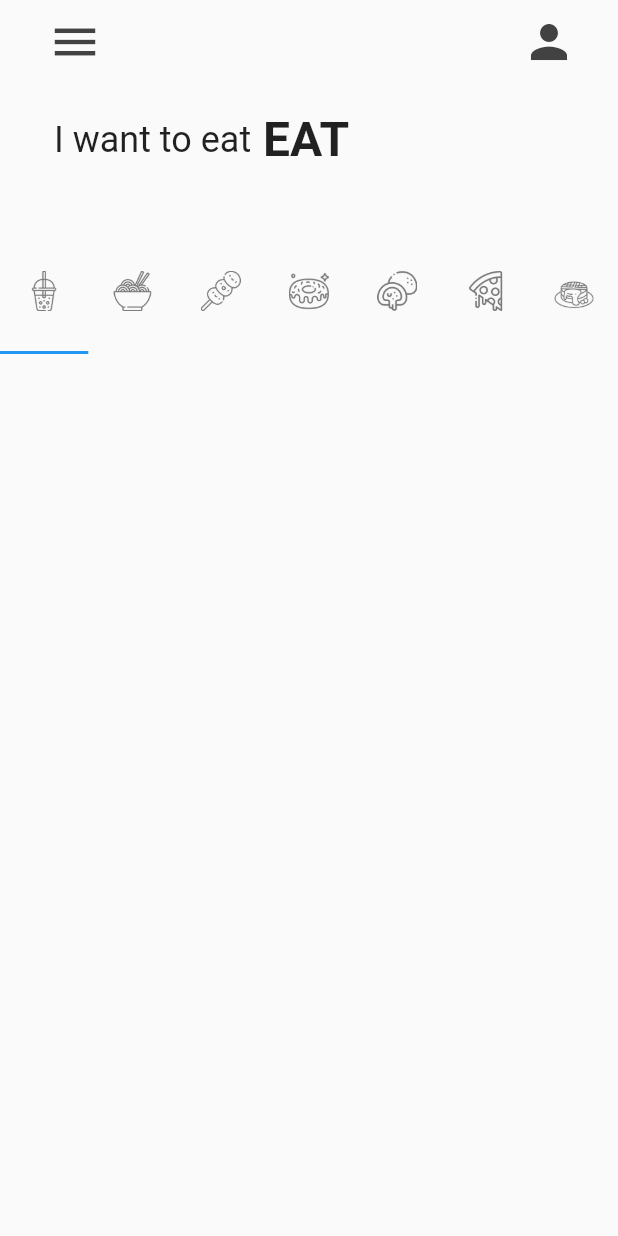
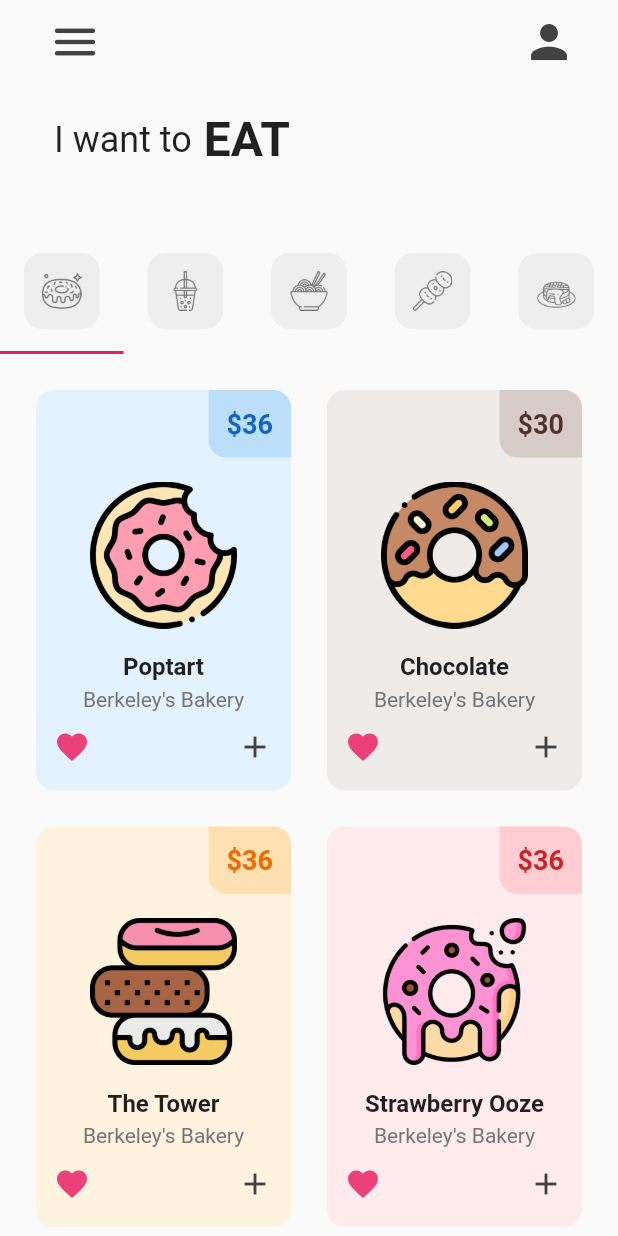
Before and after one commit to BerkBork/donut, a Flutter app: the screen it shows after launch, on a phone screen of 412 x 824 dp. Run offline on Flutter 3.47's test engine with Material 2 defaults, Android fonts, the phone set to English and light mode, and no system bars.

Commit message:
finished donut app UI, cleaned up some tabs

```diff
--- a/lib/main.dart
+++ b/lib/main.dart
@@ -12,9 +12,10 @@ class MyApp extends StatelessWidget {
   // This widget is the root of your application.
   @override
   Widget build(BuildContext context) {
-    return const MaterialApp(
+    return MaterialApp(
       debugShowCheckedModeBanner: false,
-      home: HomePage(),
+      home: const HomePage(),
+      theme: ThemeData(primarySwatch: Colors.pink),
     );
   }
 }
--- a/lib/pages/home_page.dart
+++ b/lib/pages/home_page.dart
@@ -1,5 +1,10 @@
 import 'package:flutter/material.dart';
 
+import '../tab/bubble_tea_tab.dart';
+import '../tab/dango_tab.dart';
+import '../tab/donut_tab.dart';
+import '../tab/noodles_tab.dart';
+import '../tab/waffle_tab.dart';
 import '../util/my_tab.dart';
 
 class HomePage extends StatefulWidget {
@@ -12,6 +17,11 @@ class HomePage extends StatefulWidget {
 class _HomePageState extends State<HomePage> {
   // my list of tabs
   List<Widget> myTabs = const [
+    //donut tab
+    MyTab(
+      iconPath: 'lib/icons/donut.png',
+    ),
+
     //bubble tea tab
     MyTab(
       iconPath: 'lib/icons/bubble-tea.png',
@@ -27,31 +37,11 @@ class _HomePageState extends State<HomePage> {
       iconPath: 'lib/icons/dango.png',
     ),
 
-    //donut tab
-    MyTab(
-      iconPath: 'lib/icons/donut.png',
-    ),
-
-    //mochi tab
-    MyTab(
-      iconPath: 'lib/icons/mochi.png',
-    ),
-
-    //pizza tab
-    MyTab(
-      iconPath: 'lib/icons/pizza-slice.png',
-    ),
-
     //waffle tab
     MyTab(
       iconPath: 'lib/icons/waffle.png',
     ),
-
-
-
   ];
-
-
 
   @override
   Widget build(BuildContext context) {
@@ -65,7 +55,7 @@ class _HomePageState extends State<HomePage> {
             padding: const EdgeInsets.only(left: 24.0),
             child: IconButton(
               icon: Icon(
-                Icons.menu,
+                Icons.menu_rounded,
                 color: Colors.grey[800],
                 size: 36,
               ),
@@ -94,11 +84,12 @@ class _HomePageState extends State<HomePage> {
           children: [
             // I want to eat
             Padding(
-              padding: const EdgeInsets.symmetric(horizontal: 36.0, vertical: 18.0),
+              padding:
+                  const EdgeInsets.symmetric(horizontal: 36.0, vertical: 18.0),
               child: Row(
                 children: const [
                   Text(
-                    'I want to eat',
+                    'I want to',
                     style: TextStyle(fontSize: 24),
                   ),
                   Text(
@@ -115,9 +106,29 @@ class _HomePageState extends State<HomePage> {
             const SizedBox(height: 24),
 
             // tab bar
-            TabBar(tabs: myTabs)
+            TabBar(tabs: myTabs),
 
             // tab bar view
+            Expanded(
+              child: TabBarView(
+                children: [
+                  // donut page
+                  DonutTab(),
+
+                  // bubble tea page
+                  BubbleTeaTab(),
+
+                  // noodles page
+                  NoodlesTab(),
+
+                  // dango page
+                  DangoTab(),
+
+                  // waffle page
+                  WaffleTab(),
+                ],
+              ),
+            ),
           ],
         ),
       ),
--- /dev/null
+++ b/lib/tab/bubble_tea_tab.dart
@@ -0,0 +1,11 @@
+import 'package:flutter/material.dart';
+
+class BubbleTeaTab extends StatelessWidget {
+
+  @override
+  Widget build(BuildContext context) {
+    return Container(
+      child: const Center(child: Text("BUBBLE TEA TAB"),),
+    );
+  }
+}
--- /dev/null
+++ b/lib/tab/dango_tab.dart
@@ -0,0 +1,11 @@
+import 'package:flutter/material.dart';
+
+class DangoTab extends StatelessWidget {
+
+  @override
+  Widget build(BuildContext context) {
+    return Container(
+      child: const Center(child: Text("DANGO TAB"),),
+    );
+  }
+}
--- /dev/null
+++ b/lib/tab/donut_tab.dart
@@ -0,0 +1,36 @@
+import 'package:flutter/material.dart';
+
+import '../util/donut_tile.dart';
+
+class DonutTab extends StatelessWidget {
+  // list of donuts
+  List donutsOnSale = [
+    // [donutFlavor, donutPrice, donutColor, imageName]
+    ["Poptart", "36", Colors.blue, "lib/images/donut_bitten.png"],
+    ["Chocolate", "30", Colors.brown, "lib/images/donut_choco.png"],
+    ["The Tower", "36", Colors.orange, "lib/images/donut_tower.png"],
+    ["Strawberry Ooze", "36", Colors.red, "lib/images/donut_strawberry.png"],
+    ["Sassy Lassy", "36", Colors.purple, "lib/images/donut_wink.png"],
+    ["Pinky", "42", Colors.green, "lib/images/donut_pink.png"],
+  ];
+
+  @override
+  Widget build(BuildContext context) {
+    return GridView.builder(
+      itemCount: donutsOnSale.length,
+      padding: const EdgeInsets.all(12),
+      gridDelegate: const SliverGridDelegateWithFixedCrossAxisCount(
+        crossAxisCount: 2,
+        childAspectRatio: 1 / 1.5,
+      ),
+      itemBuilder: (context, index) {
+        return DonutTile(
+          donutFlavor: donutsOnSale[index][0],
+          donutPrice: donutsOnSale[index][1],
+          donutColor: donutsOnSale[index][2],
+          imageName: donutsOnSale[index][3],
+        );
+      },
+    );
+  }
+}
--- /dev/null
+++ b/lib/tab/noodles_tab.dart
@@ -0,0 +1,11 @@
+import 'package:flutter/material.dart';
+
+class NoodlesTab extends StatelessWidget {
+
+  @override
+  Widget build(BuildContext context) {
+    return Container(
+      child: const Center(child: Text("NOODLES TAB"),),
+    );
+  }
+}
--- /dev/null
+++ b/lib/tab/waffle_tab.dart
@@ -0,0 +1,11 @@
+import 'package:flutter/material.dart';
+
+class WaffleTab extends StatelessWidget {
+
+  @override
+  Widget build(BuildContext context) {
+    return Container(
+      child: const Center(child: Text("WAFFLE TAB"),),
+    );
+  }
+}
--- /dev/null
+++ b/lib/util/donut_tile.dart
@@ -0,0 +1,103 @@
+// ignore_for_file: prefer_typing_uninitialized_variables
+
+import 'package:flutter/material.dart';
+
+class DonutTile extends StatelessWidget {
+  final String donutFlavor;
+  final String donutPrice;
+  final donutColor;
+  final String imageName;
+
+  final double borderRadius = 12;
+
+  const DonutTile({
+    super.key,
+    required this.donutFlavor,
+    required this.donutPrice,
+    required this.donutColor,
+    required this.imageName,
+  });
+
+  @override
+  Widget build(BuildContext context) {
+    return Padding(
+      padding: const EdgeInsets.all(12.0),
+      child: Container(
+        decoration: BoxDecoration(
+          color: donutColor[50], // change intensity to 50
+          borderRadius: BorderRadius.circular(borderRadius),
+        ),
+        child: Column(
+          children: [
+            // price
+            Row(
+              mainAxisAlignment: MainAxisAlignment.end,
+              children: [
+                Container(
+                  decoration: BoxDecoration(
+                    color: donutColor[100],
+                    borderRadius: BorderRadius.only(
+                      bottomLeft: Radius.circular(borderRadius),
+                      topRight: Radius.circular(borderRadius),
+                    ),
+                  ),
+                  padding: const EdgeInsets.all(12.0),
+                  child: Text(
+                    '\$$donutPrice',
+                    style: TextStyle(
+                      color: donutColor[800],
+                      fontWeight: FontWeight.bold,
+                      fontSize: 18,
+                    ),
+                  ),
+                ),
+              ],
+            ),
+            // donut picture
+            Padding(
+              padding:
+                  const EdgeInsets.symmetric(horizontal: 36.0, vertical: 16.0),
+              child: Image.asset(imageName),
+            ),
+
+            // donut flavor
+            Text(
+              donutFlavor,
+              style: const TextStyle(
+                fontWeight: FontWeight.bold,
+                fontSize: 16,
+              ),
+            ),
+
+            const SizedBox(height: 4),
+            Text(
+              'Berkeley\'s Bakery',
+              style: TextStyle(color: Colors.grey[600]),
+            ),
+
+            // love icon + add button
+            Padding(
+              padding: const EdgeInsets.all(12.0),
+              child: Row(
+                mainAxisAlignment: MainAxisAlignment.spaceBetween,
+                children: [
+                  // love icon
+                  Icon(
+                    Icons.favorite,
+                    color: Colors.pink[400],
+                  ),
+
+                  // plus icon
+                  Icon(
+                    Icons.add,
+                    color: Colors.grey[800],
+                  ),
+                ],
+              ),
+            ),
+          ],
+        ),
+      ),
+    );
+  }
+}
--- a/lib/util/my_tab.dart
+++ b/lib/util/my_tab.dart
@@ -10,6 +10,11 @@ class MyTab extends StatelessWidget {
     return Tab(
       height: 80,
       child: Container(
+        padding: const EdgeInsets.all(12),
+        decoration: BoxDecoration(
+          color: Colors.grey[200],
+          borderRadius: BorderRadius.circular(12),
+        ),
         child: Image.asset(
           iconPath,
           color: Colors.grey[600],
```
